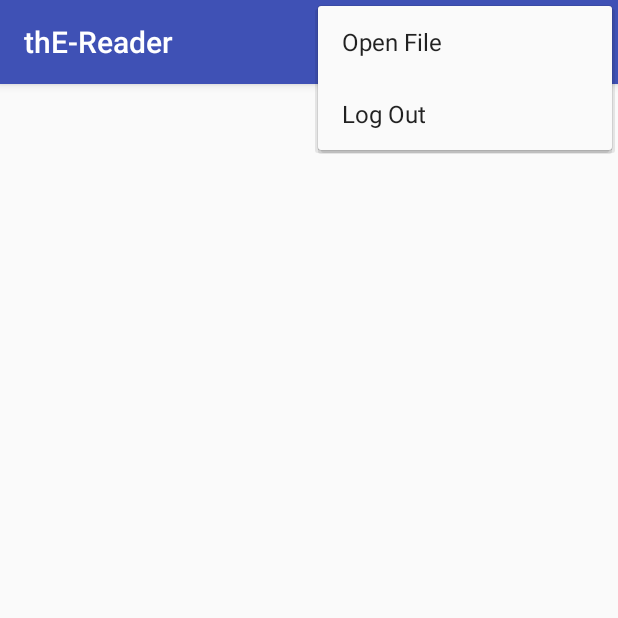
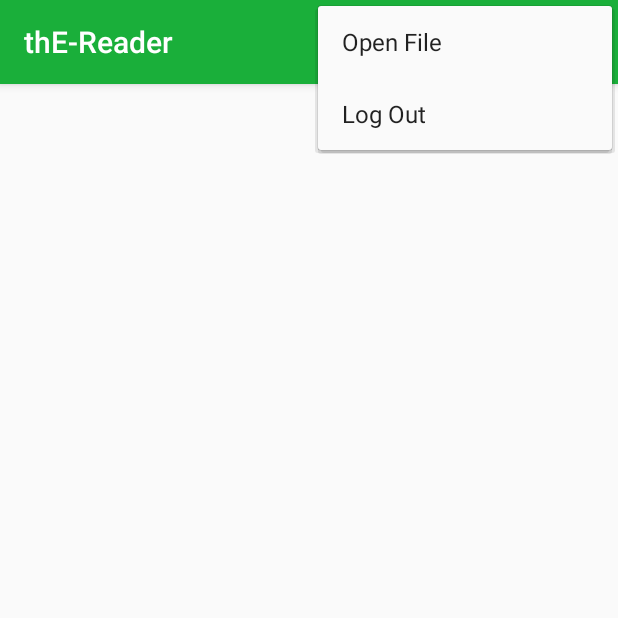
Before and after one commit to washbj/thE-Reader, an Android app: the PageFragment screen opened directly, with no data from a screen before it, with the options menu open, on a phone screen of 412 x 824 dp, the top half of it. Run offline under Robolectric (Android 15) with nearby library versions, the phone set to English and light mode, and no system bars.

Commit message:
Added some commenting. Also added debug messages to the page creation loop, as that bit is currently being polished.

```diff
--- a/app/src/main/java/washbj/uw/tacoma/edu/the_reader/authentication/LoginActivity.java
+++ b/app/src/main/java/washbj/uw/tacoma/edu/the_reader/authentication/LoginActivity.java
@@ -22,6 +22,9 @@ import java.util.HashMap;
 import washbj.uw.tacoma.edu.the_reader.R;
 import washbj.uw.tacoma.edu.the_reader.functionality.ReadActivity;
 
+/**
+ * A shell activity for holding LoginFragment.
+ */
 public class LoginActivity extends AppCompatActivity
         implements LoginFragment.LoginInteractionListener {
     private SharedPreferences mSharedPreferences;
--- a/app/src/main/java/washbj/uw/tacoma/edu/the_reader/functionality/PageFragment.java
+++ b/app/src/main/java/washbj/uw/tacoma/edu/the_reader/functionality/PageFragment.java
@@ -46,6 +46,7 @@ public class PageFragment extends Fragment {
      * The url of the book add php code
      */
     private static final String ADD_BOOK_URL ="http://cssgate.insttech.washington.edu/~_450bteam5/addBook.php?";
+
     /** Hard-coded variable for the screen width to use when calculating how much text will fit. */
     private static final int SCREEN_WIDTH = 200;
 
@@ -65,7 +66,7 @@ public class PageFragment extends Fragment {
     TextView mPageText;
 
     /** An ArrayList of all pages, stored as Strings. */
-    ArrayList<String> sPages = new ArrayList<String>();
+    ArrayList<String> sPages = new ArrayList<>();
 
     /** The current page. */
     int iPage = 0;
@@ -88,13 +89,6 @@ public class PageFragment extends Fragment {
     }
 
     @Override
-    public void onCreate(Bundle savedInstanceState) {
-        super.onCreate(savedInstanceState);
-        if (getArguments() != null) {
-        }
-
-    }
-
     public View onCreateView(LayoutInflater inflater, ViewGroup container,
                              Bundle savedInstanceState) {
         // Inflate the layout for this fragment
@@ -197,7 +191,7 @@ public class PageFragment extends Fragment {
     /**
      * Both starts the reading activity by loading in the first page
      * and record relevant book info to the SQL server.
-     * @param theBook
+     * @param theBook The book to start reading.
      */
     public void startPage(String theBook) {
         String bookTitle = "";
@@ -228,14 +222,17 @@ public class PageFragment extends Fragment {
         Paint painter = new Paint();
         painter.setTextSize(TEXT_SIZE);
         int iMaxLines = theBoundingHeight / TEXT_SIZE;
-        int iChars = 0;
+        int iChars;
         String sWords = theInputWords;
 
-        ArrayList<String> sReturn = new ArrayList<String>();
+        ArrayList<String> sReturn = new ArrayList<>();
         int iEnd = 0;
 
+        // Loops through text, splitting it into page-sized pieces.
         while  (sWords.length() > 0) {
+            Log.e("pagecount", "Words left: " + sWords.length());
             for (int iCount = 0; iCount < iMaxLines; iCount++) {
+                Log.e("forloop", "Mark");
                 iChars = painter.breakText(sWords.substring(iEnd), true, theBoundingWidth, null);
 
                 if (iEnd + iChars < sWords.length()) {
@@ -308,7 +305,7 @@ public class PageFragment extends Fragment {
     public void addBook(String url) {
 
         AddBookTask task = new AddBookTask();
-        task.execute(new String[]{url.toString()});
+        task.execute(new String[]{url});
     }
 
     /**
@@ -334,7 +331,7 @@ public class PageFragment extends Fragment {
                     InputStream content = urlConnection.getInputStream();
 
                     BufferedReader buffer = new BufferedReader(new InputStreamReader(content));
-                    String s = "";
+                    String s;
                     while ((s = buffer.readLine()) != null) {
                         response += s;
                     }
@@ -356,7 +353,7 @@ public class PageFragment extends Fragment {
          * exception is caught. It tries to call the parse Method and checks to see if it was successful.
          * If not, it displays the exception.
          *
-         * @param result
+         * @param result The incoming JSON info to parse.
          */
         @Override
         protected void onPostExecute(String result) {
--- a/app/src/main/res/values/colors.xml
+++ b/app/src/main/res/values/colors.xml
@@ -1,6 +1,6 @@
 <?xml version="1.0" encoding="utf-8"?>
 <resources>
-    <color name="colorPrimary">#3F51B5</color>
-    <color name="colorPrimaryDark">#303F9F</color>
-    <color name="colorAccent">#FF4081</color>
+    <color name="colorPrimary">#1aaf3a</color>
+    <color name="colorPrimaryDark">#296d18</color>
+    <color name="colorAccent">#a52626</color>
 </resources>
```
Also changed, not shown: app/src/main/java/washbj/uw/tacoma/edu/the_reader/authentication/LoginFragment.java (+2 -6 lines), app/src/main/java/washbj/uw/tacoma/edu/the_reader/authentication/NewUserActivity.java (+6 -3 lines).
